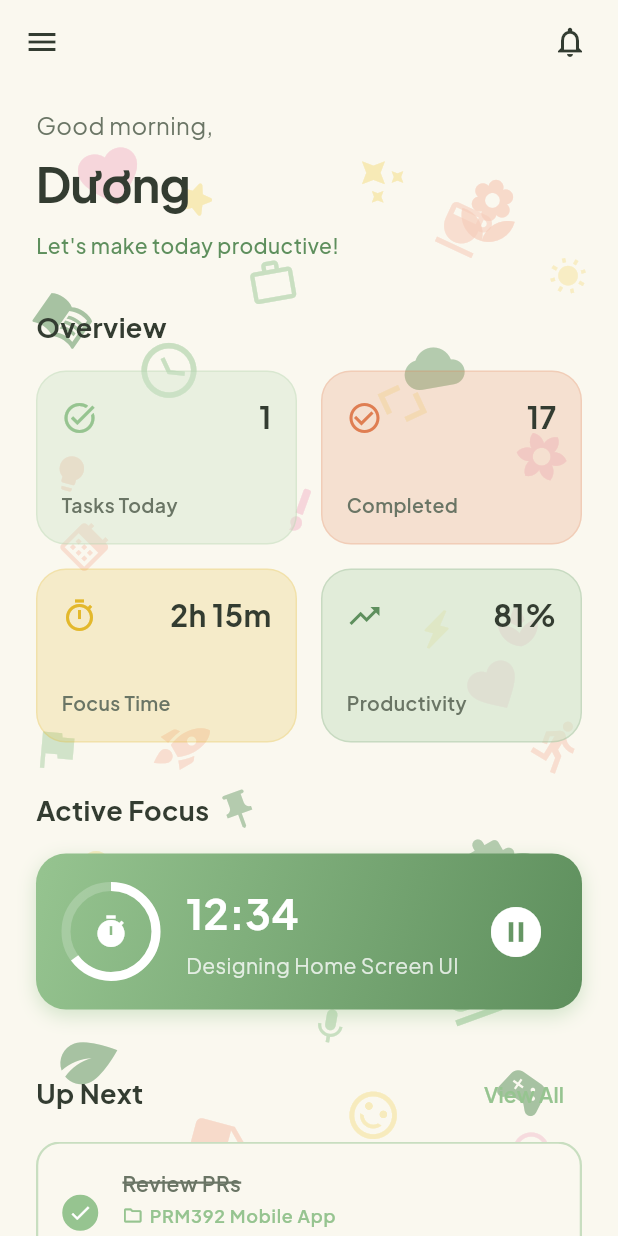
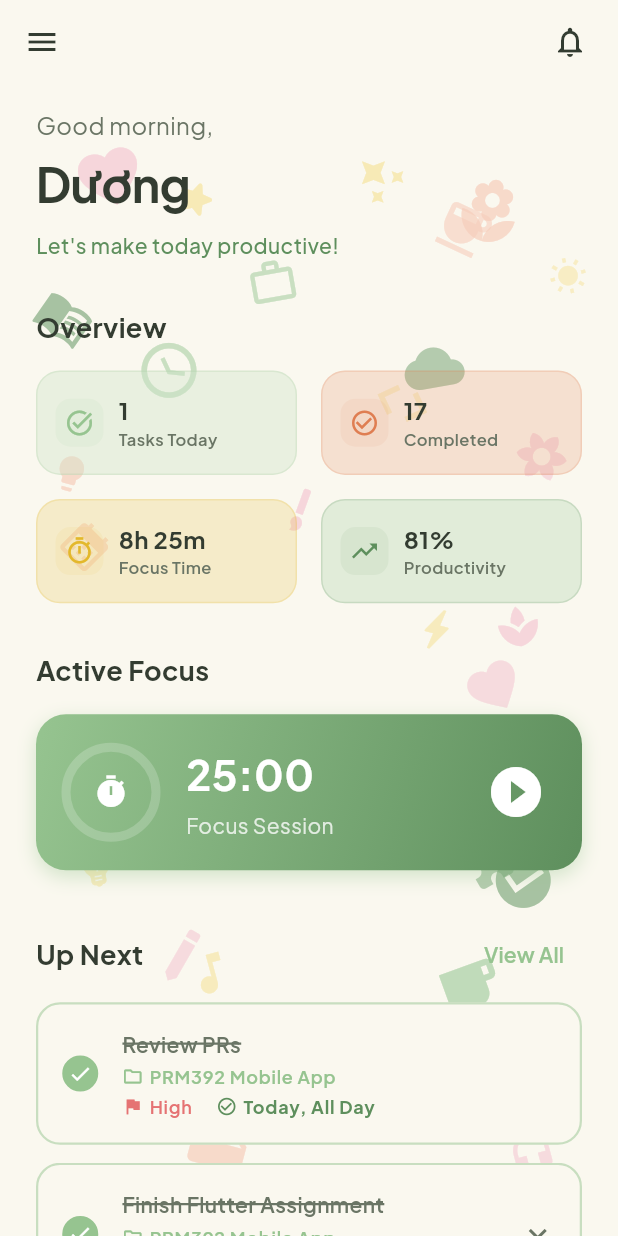
Before and after one commit to duongdohoang2708/PRM392-Project, a Flutter app: the HomeScreen screen opened directly, on a phone screen of 412 x 824 dp. Run offline on Flutter 3.47's test engine with Material 3 defaults, Android fonts, the phone set to English and light mode, and no system bars; drawn by our look-alikes of flutter_slidable; our stand-ins replace flutter_local_notifications, google_fonts.

Commit message:
feat(home): update home screen and overview sections

```diff
--- a/lib/screens/home/home_screen.dart
+++ b/lib/screens/home/home_screen.dart
@@ -21,6 +21,7 @@ class HomeScreen extends StatelessWidget {
     return LayoutBuilder(
       builder: (context, constraints) {
         final bool isDesktop = MediaQuery.of(context).size.width >= 768;
+        final bool showTwoColumns = constraints.maxWidth >= 600;
 
         Widget mainContent = Stack(
           children: [
@@ -37,11 +38,46 @@ class HomeScreen extends StatelessWidget {
                     ),
                     child: Column(
                       crossAxisAlignment: CrossAxisAlignment.start,
+                      children: [
+                        const GreetingSection(),
+                        const SizedBox(height: 32),
+                        const OverviewSection(),
+                        const SizedBox(height: 32),
+                        if (showTwoColumns) ...[
+                          Row(
+                            crossAxisAlignment: CrossAxisAlignment.start,
+                            children: [
+                              Expanded(
+                                child: Column(
+                                  crossAxisAlignment: CrossAxisAlignment.start,
                                   children: const [
-                        GreetingSection(),
+                                    ActiveFocusSection(),
                                     SizedBox(height: 32),
-                        OverviewSection(),
+                                    UpNextTasksSection(),
                                     SizedBox(height: 32),
+                                  ],
+                                ),
+                              ),
+                              const SizedBox(width: 32),
+                              Expanded(
+                                child: Column(
+                                  crossAxisAlignment: CrossAxisAlignment.start,
+                                  children: const [
+                                    SmartListsSection(),
+                                    SizedBox(height: 32),
+                                    QuickActionsSection(),
+                                    SizedBox(height: 32),
+                                  ],
+                                ),
+                              ),
+                            ],
+                          ),
+                          const ProjectsSection(),
+                          const SizedBox(height: 32),
+                        ] else
+                          Column(
+                            crossAxisAlignment: CrossAxisAlignment.start,
+                            children: const [
                               ActiveFocusSection(),
                               SizedBox(height: 32),
                               UpNextTasksSection(),
@@ -52,6 +88,8 @@ class HomeScreen extends StatelessWidget {
                               SizedBox(height: 32),
                               QuickActionsSection(),
                               SizedBox(height: 32),
+                            ],
+                          ),
                       ],
                     ),
                   ),
--- a/lib/widgets/home/active_focus_section.dart
+++ b/lib/widgets/home/active_focus_section.dart
@@ -1,12 +1,57 @@
 import 'package:flutter/material.dart';
+import 'package:provider/provider.dart';
 import '../../theme/app_colors.dart';
-import '../custom_snackbar.dart';
+import '../../providers/focus_provider.dart';
 
 class ActiveFocusSection extends StatelessWidget {
   const ActiveFocusSection({super.key});
 
   @override
   Widget build(BuildContext context) {
+    final focusProvider = context.watch<FocusProvider>();
+    final isRunning = focusProvider.timerState == TimerState.running;
+    final isIdle = focusProvider.timerState == TimerState.idle;
+
+    double progress = 0.0;
+    String timeString = "25:00";
+    String title = focusProvider.selectedTask?.title ?? "Ready to focus";
+
+    if (focusProvider.sequence.isNotEmpty) {
+      final currentPhase = focusProvider.sequence[focusProvider.currentPhaseIndex];
+      int totalSeconds = 0;
+      switch (currentPhase) {
+        case PhaseType.focus:
+          totalSeconds = focusProvider.focusMinutes * 60;
+          title = focusProvider.selectedTask?.title ?? "Focus Session";
+          break;
+        case PhaseType.shortBreak:
+          totalSeconds = focusProvider.shortBreakMinutes * 60;
+          title = "Short Break";
+          break;
+        case PhaseType.longBreak:
+          totalSeconds = focusProvider.longBreakMinutes * 60;
+          title = "Long Break";
+          break;
+      }
+
+      if (isIdle && focusProvider.currentPhaseIndex == 0) {
+         // If idle and hasn't started, show full time and 0 progress
+         progress = 0.0;
+         final int minutes = totalSeconds ~/ 60;
+         final int seconds = totalSeconds % 60;
+         timeString = '${minutes.toString().padLeft(2, '0')}:${seconds.toString().padLeft(2, '0')}';
+      } else {
+        if (totalSeconds > 0) {
+          progress = 1 - (focusProvider.remainingSeconds / totalSeconds);
+        }
+        final int minutes = focusProvider.remainingSeconds ~/ 60;
+        final int seconds = focusProvider.remainingSeconds % 60;
+        timeString = '${minutes.toString().padLeft(2, '0')}:${seconds.toString().padLeft(2, '0')}';
+      }
+    } else {
+      timeString = '${focusProvider.focusMinutes.toString().padLeft(2, '0')}:00';
+    }
+
     return Column(
       crossAxisAlignment: CrossAxisAlignment.start,
       children: [
@@ -19,7 +64,12 @@ class ActiveFocusSection extends StatelessWidget {
           ),
         ),
         const SizedBox(height: 16),
-        Container(
+        InkWell(
+          onTap: () {
+            Navigator.pushNamed(context, '/focus');
+          },
+          borderRadius: BorderRadius.circular(20),
+          child: Container(
             padding: const EdgeInsets.all(20),
             decoration: BoxDecoration(
               gradient: LinearGradient(
@@ -45,7 +95,7 @@ class ActiveFocusSection extends StatelessWidget {
                       width: 60,
                       height: 60,
                       child: CircularProgressIndicator(
-                      value: 0.65, // Mock progress
+                        value: progress,
                         strokeWidth: 6,
                         backgroundColor: Colors.white.withAlpha(50),
                         valueColor: const AlwaysStoppedAnimation<Color>(
@@ -61,9 +111,9 @@ class ActiveFocusSection extends StatelessWidget {
                   child: Column(
                     crossAxisAlignment: CrossAxisAlignment.start,
                     children: [
-                    const Text(
-                      '12:34',
-                      style: TextStyle(
+                      Text(
+                        timeString,
+                        style: const TextStyle(
                           fontSize: 28,
                           fontWeight: FontWeight.bold,
                           color: Colors.white,
@@ -71,7 +121,7 @@ class ActiveFocusSection extends StatelessWidget {
                       ),
                       const SizedBox(height: 4),
                       Text(
-                      'Designing Home Screen UI',
+                        title,
                         style: TextStyle(
                           fontSize: 14,
                           color: Colors.white.withAlpha(200),
@@ -84,10 +134,14 @@ class ActiveFocusSection extends StatelessWidget {
                 ),
                 IconButton(
                   onPressed: () {
-                  AppNotification.showInfo(context, 'Pause timer coming soon!');
+                    if (isRunning) {
+                      context.read<FocusProvider>().pauseTimer();
+                    } else {
+                      context.read<FocusProvider>().startTimer();
+                    }
                   },
-                icon: const Icon(
-                  Icons.pause_circle_filled,
+                  icon: Icon(
+                    isRunning ? Icons.pause_circle_filled : Icons.play_circle_filled,
                     color: Colors.white,
                     size: 40,
                   ),
@@ -97,6 +151,7 @@ class ActiveFocusSection extends StatelessWidget {
               ],
             ),
           ),
+        ),
       ],
     );
   }
--- a/lib/widgets/home/overview_section.dart
+++ b/lib/widgets/home/overview_section.dart
@@ -1,6 +1,7 @@
 import 'package:flutter/material.dart';
 import 'package:provider/provider.dart';
 import '../../theme/app_colors.dart';
+import '../../providers/focus_provider.dart';
 import '../../providers/task_provider.dart';
 
 class OverviewSection extends StatelessWidget {
@@ -9,6 +10,7 @@ class OverviewSection extends StatelessWidget {
   @override
   Widget build(BuildContext context) {
     final taskProvider = context.watch<TaskProvider>();
+    final focusProvider = context.watch<FocusProvider>();
 
     return Column(
       crossAxisAlignment: CrossAxisAlignment.start,
@@ -25,13 +27,14 @@ class OverviewSection extends StatelessWidget {
         LayoutBuilder(
           builder: (context, constraints) {
             final crossAxisCount = constraints.maxWidth >= 600 ? 4 : 2;
+            final aspectRatio = constraints.maxWidth >= 600 ? 3.0 : 2.5;
             return GridView.count(
               crossAxisCount: crossAxisCount,
               shrinkWrap: true,
               physics: const NeverScrollableScrollPhysics(),
               mainAxisSpacing: 16,
               crossAxisSpacing: 16,
-              childAspectRatio: 1.5,
+              childAspectRatio: aspectRatio,
               children: [
                 _buildStatCard(
                   title: 'Tasks Today',
@@ -49,7 +52,7 @@ class OverviewSection extends StatelessWidget {
                 ),
                 _buildStatCard(
                   title: 'Focus Time',
-                  value: '2h 15m', // Static mock for now
+                  value: _formatMinutes(focusProvider.totalFocusMinutes),
                   icon: Icons.timer_outlined,
                   color: AppColors.accentYellow,
                   bgColor: AppColors.accentYellow.withAlpha(50),
@@ -69,6 +72,14 @@ class OverviewSection extends StatelessWidget {
     );
   }
 
+  String _formatMinutes(int totalMinutes) {
+    final hours = totalMinutes ~/ 60;
+    final minutes = totalMinutes % 60;
+    if (hours == 0) return '${minutes}m';
+    if (minutes == 0) return '${hours}h';
+    return '${hours}h ${minutes}m';
+  }
+
   Widget _buildStatCard({
     required String title,
     required String value,
@@ -77,36 +88,47 @@ class OverviewSection extends StatelessWidget {
     required Color bgColor,
   }) {
     return Container(
-      padding: const EdgeInsets.all(16),
+      padding: const EdgeInsets.symmetric(horizontal: 12, vertical: 8),
       decoration: BoxDecoration(
         color: bgColor,
-        borderRadius: BorderRadius.circular(20),
+        borderRadius: BorderRadius.circular(16),
         border: Border.all(color: color.withAlpha(50)),
       ),
+      child: Row(
+        children: [
+          Container(
+            padding: const EdgeInsets.all(6),
+            decoration: BoxDecoration(
+              color: color.withAlpha(20),
+              borderRadius: BorderRadius.circular(10),
+            ),
+            child: Icon(icon, color: color, size: 20),
+          ),
+          const SizedBox(width: 10),
+          Expanded(
             child: Column(
               crossAxisAlignment: CrossAxisAlignment.start,
-        mainAxisAlignment: MainAxisAlignment.spaceBetween,
+              mainAxisAlignment: MainAxisAlignment.center,
               children: [
-          Row(
-            mainAxisAlignment: MainAxisAlignment.spaceBetween,
-            children: [
-              Icon(icon, color: color, size: 24),
                 Text(
                   value,
-                style: TextStyle(
-                  fontSize: 20,
+                  style: const TextStyle(
+                    fontSize: 16,
                     fontWeight: FontWeight.bold,
                     color: AppColors.textPrimary,
                   ),
                 ),
-            ],
-          ),
                 Text(
                   title,
                   style: const TextStyle(
-              fontSize: 13,
+                    fontSize: 11,
                     fontWeight: FontWeight.w600,
                     color: AppColors.textSecondary,
+                  ),
+                  maxLines: 1,
+                  overflow: TextOverflow.ellipsis,
+                ),
+              ],
             ),
           ),
         ],
--- a/lib/widgets/home/quick_actions_section.dart
+++ b/lib/widgets/home/quick_actions_section.dart
@@ -81,6 +81,8 @@ class QuickActionsSection extends StatelessWidget {
           Navigator.pushNamed(context, '/calendar');
         } else if (title == 'New Project') {
           Navigator.pushNamed(context, '/create-project');
+        } else if (title == 'Start Focus') {
+          Navigator.pushNamed(context, '/focus');
         } else {
           AppNotification.showInfo(context, '$title coming soon!');
         }
```
Lines whose indentation alone changed are shown as unchanged.
